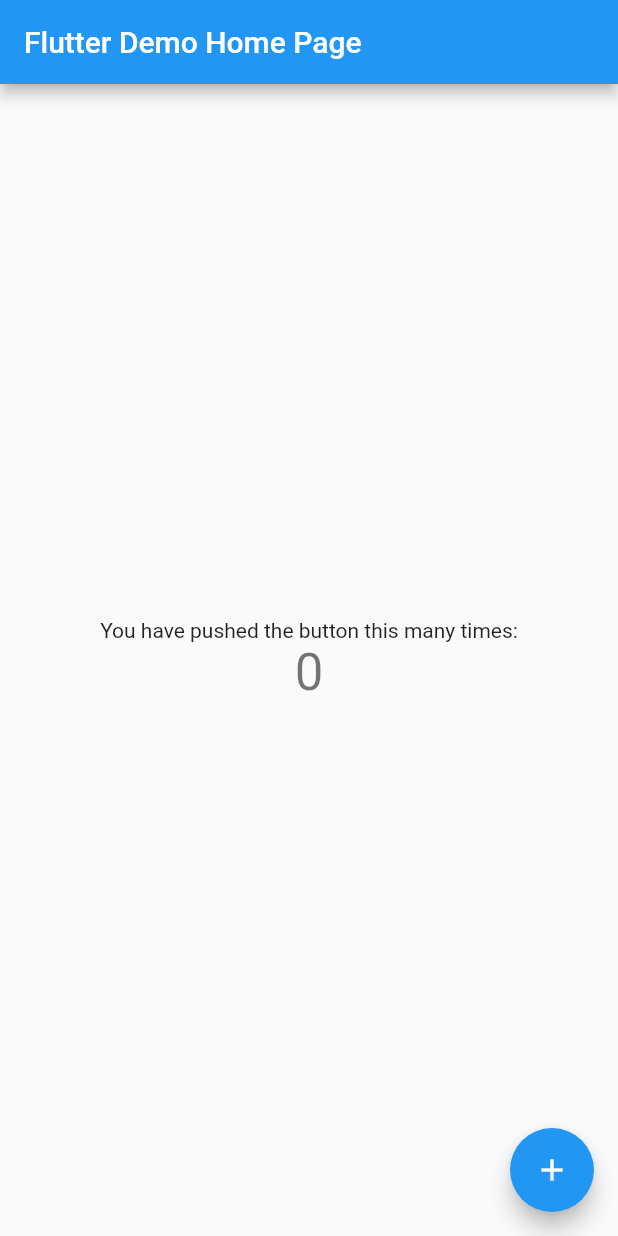
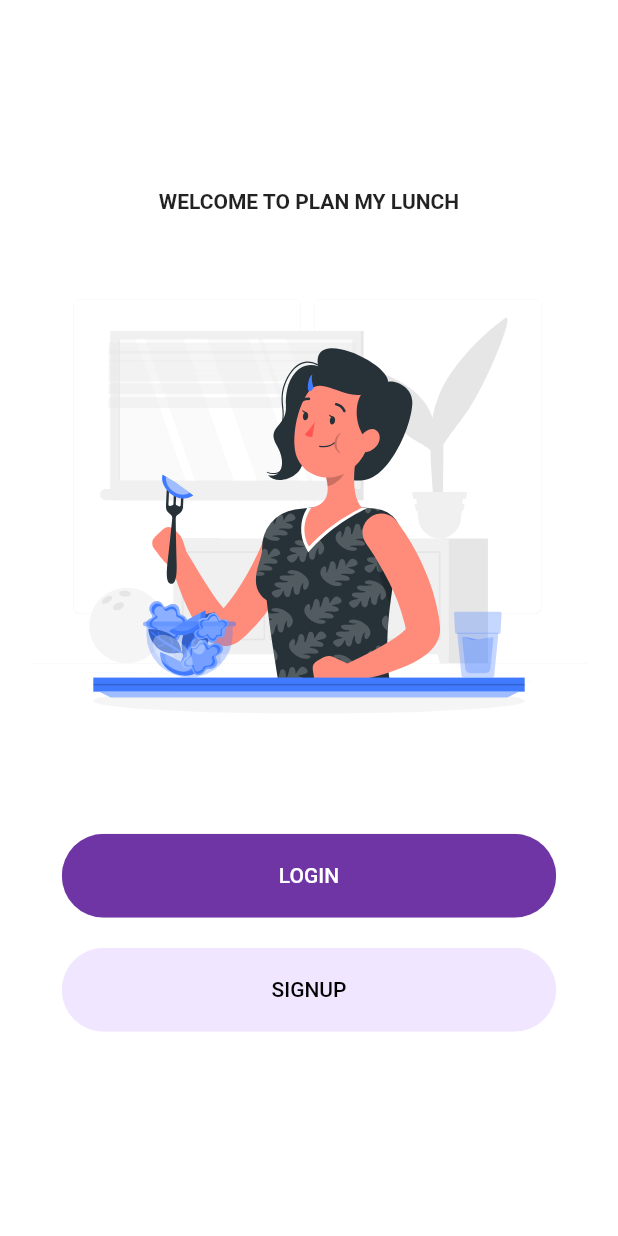
Before and after one commit to tommyshi55/plan-my-lunch, a Flutter app: the screen it shows after launch, on a phone screen of 412 x 824 dp. Run offline on Flutter 3.47's test engine with Material 2 defaults, Android fonts, the phone set to English and light mode, and no system bars; our stand-ins replace flutter_svg.

Commit message:
Make a simple welcome screen without functionalities

```diff
--- a/mobile_frontend/lib/main.dart
+++ b/mobile_frontend/lib/main.dart
@@ -1,117 +1,21 @@
 import 'package:flutter/material.dart';
+import 'package:mobile_frontend/views/constants.dart';
+import 'package:mobile_frontend/views/screens/welcome/welcome_screen.dart';
 
 void main() {
   runApp(MyApp());
 }
 
 class MyApp extends StatelessWidget {
-  // This widget is the root of your application.
   @override
   Widget build(BuildContext context) {
     return MaterialApp(
-      title: 'Flutter Demo',
+      debugShowCheckedModeBanner: false,
       theme: ThemeData(
-        // This is the theme of your application.
-        //
-        // Try running your application with "flutter run". You'll see the
-        // application has a blue toolbar. Then, without quitting the app, try
-        // changing the primarySwatch below to Colors.green and then invoke
-        // "hot reload" (press "r" in the console where you ran "flutter run",
-        // or simply save your changes to "hot reload" in a Flutter IDE).
-        // Notice that the counter didn't reset back to zero; the application
-        // is not restarted.
-        primarySwatch: Colors.blue,
-        // This makes the visual density adapt to the platform that you run
-        // the app on. For desktop platforms, the controls will be smaller and
-        // closer together (more dense) than on mobile platforms.
-        visualDensity: VisualDensity.adaptivePlatformDensity,
+        primaryColor: kPrimaryColor,
+        scaffoldBackgroundColor: Colors.white,
       ),
-      home: MyHomePage(title: 'Flutter Demo Home Page'),
+      home: WelcomeScreen(),
     );
   }
 }
-
-class MyHomePage extends StatefulWidget {
-  MyHomePage({Key key, this.title}) : super(key: key);
-
-  // This widget is the home page of your application. It is stateful, meaning
-  // that it has a State object (defined below) that contains fields that affect
-  // how it looks.
-
-  // This class is the configuration for the state. It holds the values (in this
-  // case the title) provided by the parent (in this case the App widget) and
-  // used by the build method of the State. Fields in a Widget subclass are
-  // always marked "final".
-
-  final String title;
-
-  @override
-  _MyHomePageState createState() => _MyHomePageState();
-}
-
-class _MyHomePageState extends State<MyHomePage> {
-  int _counter = 0;
-
-  void _incrementCounter() {
-    setState(() {
-      // This call to setState tells the Flutter framework that something has
-      // changed in this State, which causes it to rerun the build method below
-      // so that the display can reflect the updated values. If we changed
-      // _counter without calling setState(), then the build method would not be
-      // called again, and so nothing would appear to happen.
-      _counter++;
-    });
-  }
-
-  @override
-  Widget build(BuildContext context) {
-    // This method is rerun every time setState is called, for instance as done
-    // by the _incrementCounter method above.
-    //
-    // The Flutter framework has been optimized to make rerunning build methods
-    // fast, so that you can just rebuild anything that needs updating rather
-    // than having to individually change instances of widgets.
-    return Scaffold(
-      appBar: AppBar(
-        // Here we take the value from the MyHomePage object that was created by
-        // the App.build method, and use it to set our appbar title.
-        title: Text(widget.title),
-      ),
-      body: Center(
-        // Center is a layout widget. It takes a single child and positions it
-        // in the middle of the parent.
-        child: Column(
-          // Column is also a layout widget. It takes a list of children and
-          // arranges them vertically. By default, it sizes itself to fit its
-          // children horizontally, and tries to be as tall as its parent.
-          //
-          // Invoke "debug painting" (press "p" in the console, choose the
-          // "Toggle Debug Paint" action from the Flutter Inspector in Android
-          // Studio, or the "Toggle Debug Paint" command in Visual Studio Code)
-          // to see the wireframe for each widget.
-          //
-          // Column has various properties to control how it sizes itself and
-          // how it positions its children. Here we use mainAxisAlignment to
-          // center the children vertically; the main axis here is the vertical
-          // axis because Columns are vertical (the cross axis would be
-          // horizontal).
-          mainAxisAlignment: MainAxisAlignment.center,
-          children: <Widget>[
-            Text(
-              'You have pushed the button this many times:',
-            ),
-            Text(
-              '$_counter',
-              style: Theme.of(context).textTheme.headline4,
-            ),
-          ],
-        ),
-      ),
-      floatingActionButton: FloatingActionButton(
-        onPressed: _incrementCounter,
-        tooltip: 'Increment',
-        child: Icon(Icons.add),
-      ), // This trailing comma makes auto-formatting nicer for build methods.
-    );
-  }
-}
--- /dev/null
+++ b/mobile_frontend/lib/views/components/rounded_button.dart
@@ -0,0 +1,37 @@
+import 'package:flutter/material.dart';
+import 'package:mobile_frontend/views/constants.dart';
+
+class RoundedButton extends StatelessWidget {
+  final String text;
+  final Function onPressed;
+  final Color color, textColor;
+
+  const RoundedButton({
+    Key key,
+    this.text,
+    this.onPressed,
+    this.color = kPrimaryColor,
+    this.textColor = Colors.white,
+  }) : super(key: key);
+
+  @override
+  Widget build(BuildContext context) {
+    Size size = MediaQuery.of(context).size;
+    return Container(
+      margin: EdgeInsets.symmetric(vertical: 10.0),
+      width: size.width * 0.8,
+      child: ClipRRect(
+        borderRadius: BorderRadius.circular(29.0),
+        child: FlatButton(
+          color: color,
+          padding: EdgeInsets.symmetric(vertical: 20.0, horizontal: 40.0),
+          onPressed: onPressed,
+          child: Text(
+            text,
+            style: TextStyle(color: textColor),
+          ),
+        ),
+      ),
+    );
+  }
+}
--- /dev/null
+++ b/mobile_frontend/lib/views/constants.dart
@@ -0,0 +1,4 @@
+import 'package:flutter/material.dart';
+
+const kPrimaryColor = Color(0xFF6F35A5);
+const kPrimaryLightColor = Color(0xFFF1E6FF);
--- /dev/null
+++ b/mobile_frontend/lib/views/screens/welcome/components/background.dart
@@ -0,0 +1,17 @@
+import 'package:flutter/material.dart';
+
+class Background extends StatelessWidget {
+  final Widget child;
+
+  const Background({Key key, @required this.child}) : super(key: key);
+
+  @override
+  Widget build(BuildContext context) {
+    Size size = MediaQuery.of(context).size;
+    return Container(
+      height: size.height,
+      width: double.infinity,
+      child: child,
+    );
+  }
+}
--- /dev/null
+++ b/mobile_frontend/lib/views/screens/welcome/components/body.dart
@@ -0,0 +1,43 @@
+import 'package:flutter/material.dart';
+import 'package:flutter_svg/flutter_svg.dart';
+import 'package:mobile_frontend/views/components/rounded_button.dart';
+import 'package:mobile_frontend/views/constants.dart';
+import 'package:mobile_frontend/views/screens/welcome/components/background.dart';
+
+class Body extends StatelessWidget {
+  @override
+  Widget build(BuildContext context) {
+    Size size = MediaQuery.of(context).size;
+    return Background(
+      child: Column(
+        mainAxisAlignment: MainAxisAlignment.center,
+        children: [
+          Text(
+            'WELCOME TO PLAN MY LUNCH',
+            style: TextStyle(fontWeight: FontWeight.bold),
+          ),
+          SizedBox(
+            height: size.height * 0.02,
+          ),
+          SvgPicture.asset(
+            'assets/icons/welcome.svg',
+            height: size.height * 0.45,
+          ),
+          SizedBox(
+            height: size.height * 0.02,
+          ),
+          RoundedButton(
+            text: 'LOGIN',
+            onPressed: () {},
+          ),
+          RoundedButton(
+            text: 'SIGNUP',
+            color: kPrimaryLightColor,
+            textColor: Colors.black,
+            onPressed: () {},
+          ),
+        ],
+      ),
+    );
+  }
+}
--- /dev/null
+++ b/mobile_frontend/lib/views/screens/welcome/welcome_screen.dart
@@ -0,0 +1,11 @@
+import 'package:flutter/material.dart';
+import 'package:mobile_frontend/views/screens/welcome/components/body.dart';
+
+class WelcomeScreen extends StatelessWidget {
+  @override
+  Widget build(BuildContext context) {
+    return Scaffold(
+      body: Body(),
+    );
+  }
+}
```
Also changed, not shown: mobile_frontend/pubspec.yaml (+3 -55 lines), mobile_frontend/assets/icons/welcome.svg (added), mobile_frontend/pubspec.lock.
